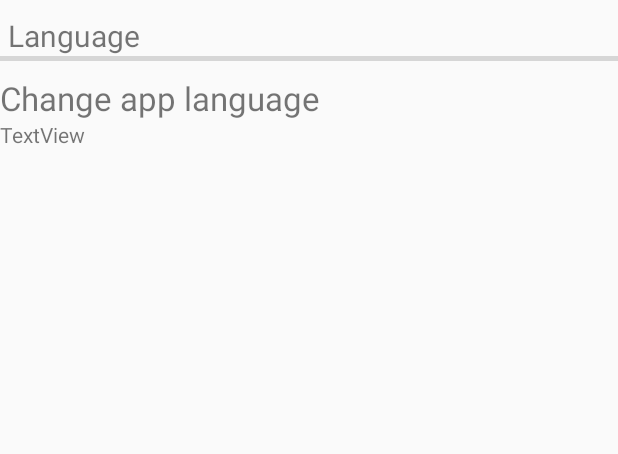
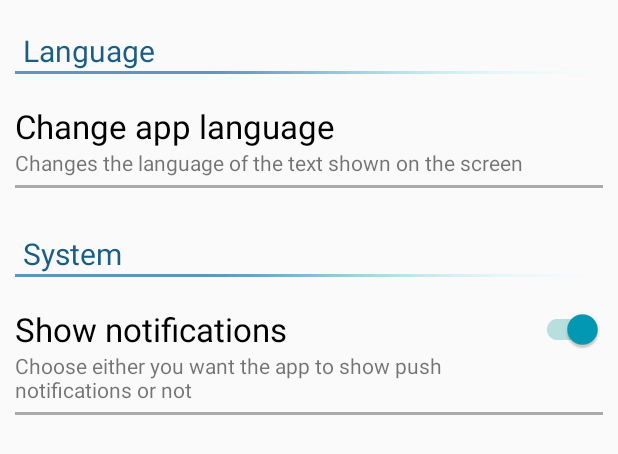
Before and after one commit to AlexP97/PES-App, an Android app: the layout activity_settings.xml on its own in the app's theme, with its tools: preview values and no code run, on a phone screen of 412 x 824 dp. Shown: the top 454 px of the screen. Run offline under Robolectric (Android 15) with nearby library versions, the phone set to English and light mode, and no system bars; grey boxes are pictures that could not be loaded.

Commit message:
Pantalla opciones + lenguaje

```diff
--- a/app/src/main/res/layout/activity_main.xml
+++ b/app/src/main/res/layout/activity_main.xml
@@ -61,7 +61,7 @@
             android:layout_gravity="center"
             android:background="#00000000"
             android:onClick="Guest"
-            android:text="ENTER AS A GUEST."
+            android:text="ENTER AS A GUEST"
             android:textStyle="bold" />
 
     </LinearLayout>
--- a/app/src/main/res/layout/activity_settings.xml
+++ b/app/src/main/res/layout/activity_settings.xml
@@ -5,6 +5,7 @@
     android:layout_width="match_parent"
     android:layout_height="match_parent"
     android:orientation="vertical"
+    android:padding="10dp"
     tools:context=".SettingsActivity">
 
     <TextView
@@ -14,18 +15,23 @@
         android:layout_marginLeft="5dp"
         android:layout_marginTop="10dp"
         android:text="Language"
+        android:textColor="#1A5E86"
         android:textSize="20sp" />
 
     <ImageView
         android:id="@+id/imageView4"
         android:layout_width="match_parent"
-        android:layout_height="3dp"
+        android:layout_height="2dp"
         android:scaleType="fitXY"
         app:srcCompat="@drawable/underline" />
 
     <LinearLayout
+        android:id="@+id/LanguageButton"
         android:layout_width="match_parent"
-        android:layout_height="match_parent"
+        android:layout_height="wrap_content"
+        android:layout_marginTop="10dp"
+        android:clickable="true"
+        android:onClick="LanguageOptions"
         android:orientation="vertical">
 
         <TextView
@@ -34,13 +40,70 @@
             android:layout_height="wrap_content"
             android:layout_marginTop="10dp"
             android:text="Change app language"
+            android:textColor="@color/colorBlack"
             android:textSize="22sp" />
 
         <TextView
             android:id="@+id/textView3"
             android:layout_width="match_parent"
             android:layout_height="wrap_content"
-            android:text="TextView" />
+            android:text="Changes the language of the text shown on the screen" />
     </LinearLayout>
 
+    <View
+        android:layout_width="match_parent"
+        android:layout_height="2dp"
+        android:layout_marginTop="5dp"
+        android:background="@android:color/darker_gray" />
+
+    <TextView
+        android:id="@+id/SystemSection"
+        android:layout_width="match_parent"
+        android:layout_height="wrap_content"
+        android:layout_marginLeft="5dp"
+        android:layout_marginTop="30dp"
+        android:text="System"
+        android:textColor="#1A5E86"
+        android:textSize="20sp" />
+
+    <ImageView
+        android:id="@+id/imageView5"
+        android:layout_width="match_parent"
+        android:layout_height="2dp"
+        android:scaleType="fitXY"
+        app:srcCompat="@drawable/underline" />
+
+    <LinearLayout
+        android:id="@+id/NotificationsButton"
+        android:layout_width="match_parent"
+        android:layout_height="wrap_content"
+        android:layout_marginTop="10dp"
+        android:orientation="vertical">
+
+        <android.support.v7.widget.SwitchCompat
+            android:id="@+id/switch1"
+            style="@style/Switch"
+            android:layout_width="match_parent"
+            android:layout_height="wrap_content"
+            android:checked="true"
+            android:paddingTop="10dp"
+            android:text="Show notifications"
+            android:textColorLink="@android:color/holo_blue_dark"
+            android:textSize="22sp" />
+
+        <TextView
+            android:id="@+id/textView6"
+            android:layout_width="match_parent"
+            android:layout_height="wrap_content"
+            android:clickable="true"
+            android:onClick="ToggleNotifications"
+            android:text="Choose either you want the app to show push\nnotifications or not" />
+    </LinearLayout>
+
+    <View
+        android:layout_width="match_parent"
+        android:layout_height="2dp"
+        android:layout_marginTop="5dp"
+        android:background="@android:color/darker_gray" />
+
 </LinearLayout>
--- a/app/src/main/res/menu/menu_main.xml
+++ b/app/src/main/res/menu/menu_main.xml
@@ -1,7 +1,7 @@
 <?xml version="1.0" encoding="utf-8"?>
 <menu xmlns:android="http://schemas.android.com/apk/res/android">
     <item
-        android:id="@+id/action_settings"
+        android:id="@+id/app_settings"
         android:title="App settings"
         />
     <item
--- a/app/src/main/res/values/colors.xml
+++ b/app/src/main/res/values/colors.xml
@@ -2,6 +2,7 @@
 <resources>
     <color name="colorPrimary">#1a5e86</color>
     <color name="colorPrimaryDark">#1a5e86</color>
-    <color name="colorAccent">#FF4081</color>
+    <color name="colorAccent">#029AB5</color>
+    <color name="switchTrail">#B8DEDD</color>
     <color name="colorBlack">#000000</color>
 </resources>
--- a/app/src/main/res/values/styles.xml
+++ b/app/src/main/res/values/styles.xml
@@ -17,4 +17,17 @@
 
     <style name="AppTheme.PopupOverlay" parent="ThemeOverlay.AppCompat.Light" />
 
+    <style name="AppTheme.PopUpWindow" parent="AppTheme.NoActionBar" >
+        <item name="android:windowIsFloating">true</item>
+        <item name="android:windowCloseOnTouchOutside">true</item>
+    </style>
+
+    <style name="Switch">
+        <item name="colorPrimary">@color/colorPrimary</item>
+        <item name="colorPrimaryDark">@color/colorPrimaryDark</item>
+        <item name="colorAccent">@color/colorPrimary</item>
+        <item name="colorControlActivated">@color/colorPrimary</item>
+        <item name="trackTint">@color/switchTrail</item>
+    </style>
+
 </resources>
```
Also changed, not shown: app/src/main/AndroidManifest.xml (+13 -5 lines), app/src/main/java/com/example/daniel/assistme/MenuActivity.java (+7 -0 lines), app/src/main/java/com/example/daniel/assistme/PopUpLanguageActivity.java (added, +44 -0 lines), app/src/main/java/com/example/daniel/assistme/SettingsActivity.java (+24 -0 lines), app/src/main/res/layout/activity_pop_up_language.xml (added, +77 -0 lines), app/src/main/res/drawable/underline.png (added).
